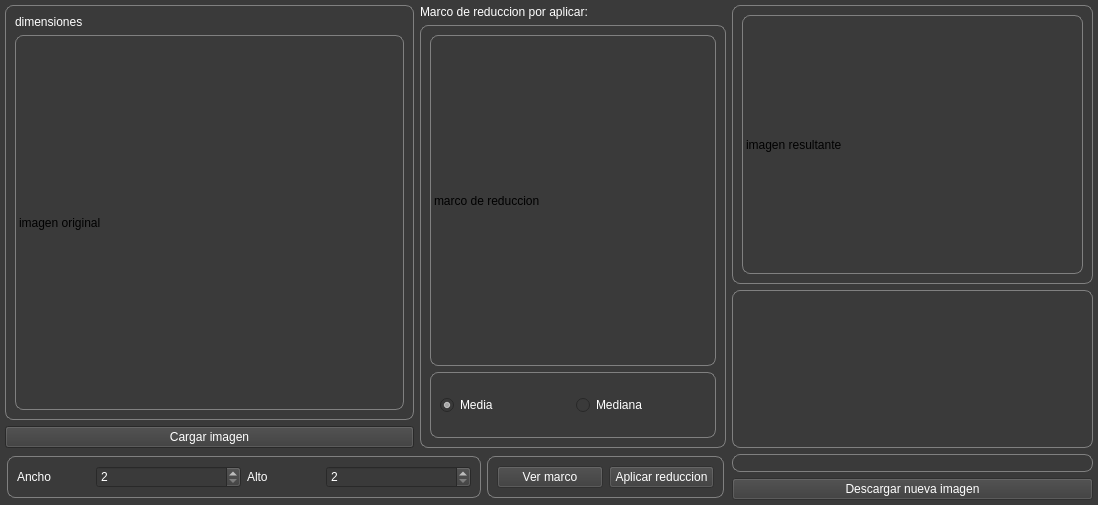
Above: gui_main.ui from leninrkb/reduccion-de-imagenes-python before the change. Below: the same form after it.
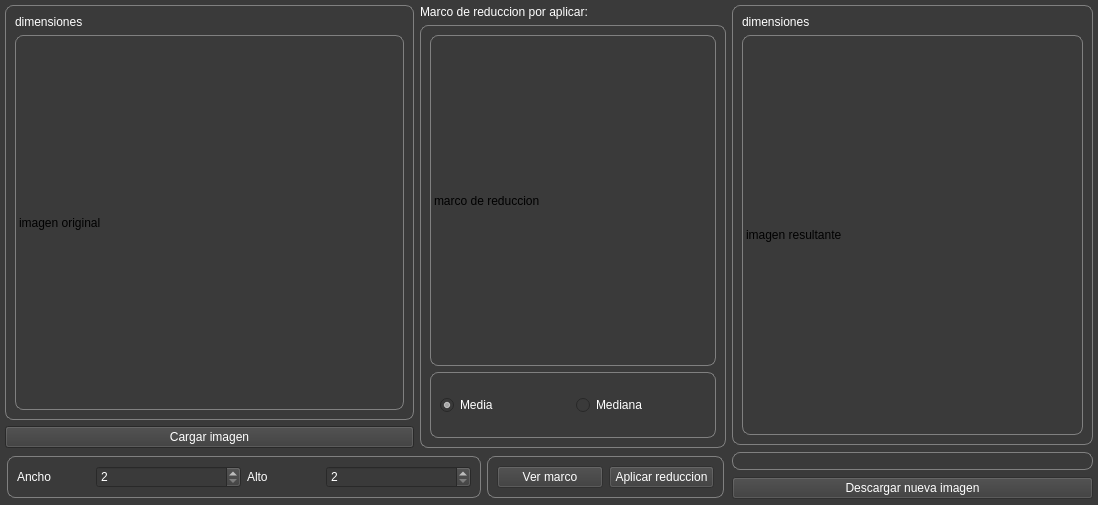
That is the form after the change.

Commit message: aplica cambios de media

Diff of the .ui file:
```diff
--- a/gui_main.ui
+++ b/gui_main.ui
@@ -459,7 +459,7 @@
          <property name="frameShadow">
           <enum>QFrame::Raised</enum>
          </property>
-         <layout class="QVBoxLayout" name="verticalLayout_5" stretch="4,3">
+         <layout class="QVBoxLayout" name="verticalLayout_5" stretch="9,1">
           <property name="leftMargin">
            <number>0</number>
           </property>
@@ -487,7 +487,20 @@
             <property name="frameShadow">
              <enum>QFrame::Raised</enum>
             </property>
-            <layout class="QVBoxLayout" name="verticalLayout_8">
+            <layout class="QVBoxLayout" name="verticalLayout_8" stretch="0,10">
+             <item>
+              <widget class="QLabel" name="label_dimensiones_resultante">
+               <property name="styleSheet">
+                <string notr="true">QLabel{
+	border: none;
+	color: rgb(255, 255, 255);
+}</string>
+               </property>
+               <property name="text">
+                <string>dimensiones</string>
+               </property>
+              </widget>
+             </item>
              <item>
               <widget class="QLabel" name="label_img_resultante">
                <property name="text">
@@ -519,23 +532,6 @@
              <property name="bottomMargin">
               <number>0</number>
              </property>
-             <item>
-              <widget class="QFrame" name="frame_10">
-               <property name="styleSheet">
-                <string notr="true">QFrame{
-		border: 1px solid; 
-	border-color: gray;
-	border-radius: 8px;
-}</string>
-               </property>
-               <property name="frameShape">
-                <enum>QFrame::StyledPanel</enum>
-               </property>
-               <property name="frameShadow">
-                <enum>QFrame::Raised</enum>
-               </property>
-              </widget>
-             </item>
              <item>
               <widget class="QLineEdit" name="lineEdit_ruta_guardar">
                <property name="styleSheet">
```
The commit also changes 1 other file.
